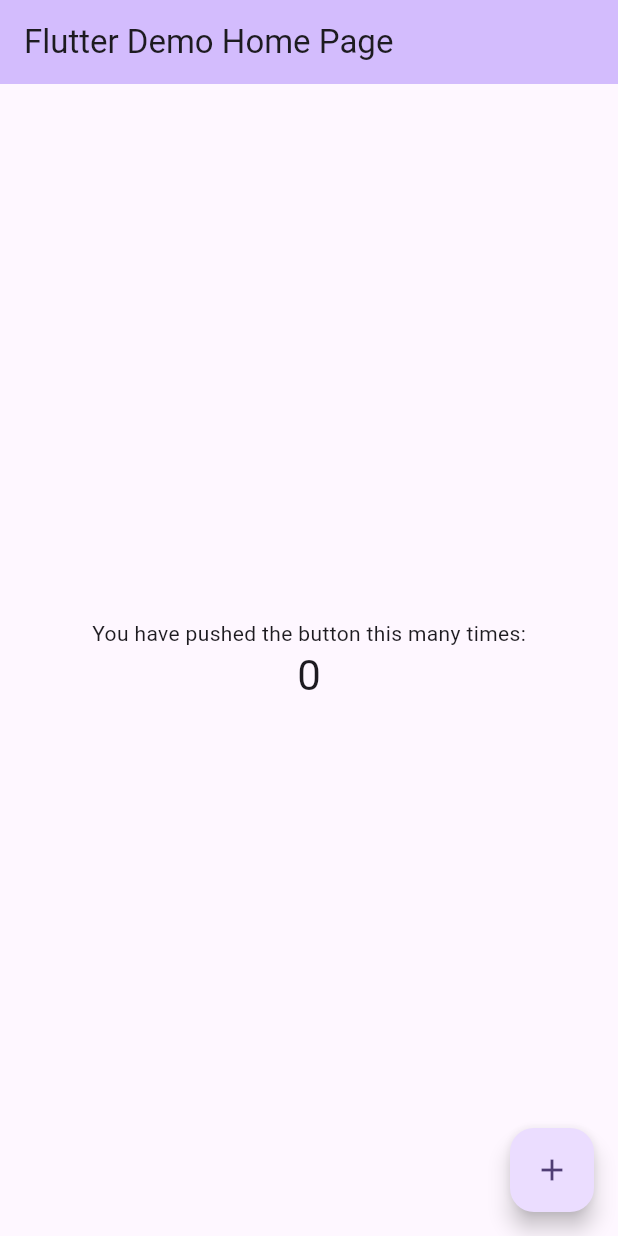
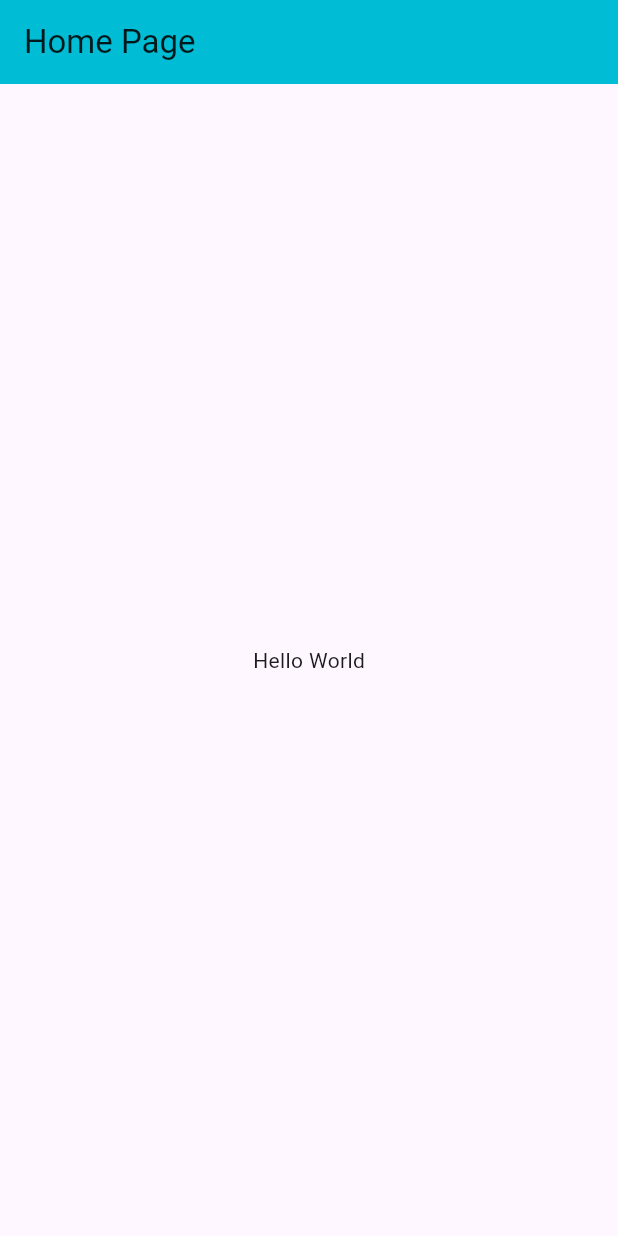
Before and after one commit to mlmoore2259/The_Long_Walk_App, a Flutter app: the screen it shows after launch, on a phone screen of 412 x 824 dp. Run offline on Flutter 3.47's test engine with Material 3 defaults, Android fonts, the phone set to English and light mode, and no system bars.

Commit message:
Removed original project file for new architecture

```diff
--- a/lib/main.dart
+++ b/lib/main.dart
@@ -1,4 +1,5 @@
 import 'package:flutter/material.dart';
+import 'package:flutter/services.dart';
 
 void main() {
   runApp(const MyApp());
@@ -7,116 +8,46 @@ void main() {
 class MyApp extends StatelessWidget {
   const MyApp({super.key});
 
-  // This widget is the root of your application.
   @override
   Widget build(BuildContext context) {
     return MaterialApp(
-      title: 'Flutter Demo',
+      title: "Hello World!",
       theme: ThemeData(
-        // This is the theme of your application.
-        //
-        // TRY THIS: Try running your application with "flutter run". You'll see
-        // the application has a purple toolbar. Then, without quitting the app,
-        // try changing the seedColor in the colorScheme below to Colors.green
-        // and then invoke "hot reload" (save your changes or press the "hot
-        // reload" button in a Flutter-supported IDE, or press "r" if you used
-        // the command line to start the app).
-        //
-        // Notice that the counter didn't reset back to zero; the application
-        // state is not lost during the reload. To reset the state, use hot
-        // restart instead.
-        //
-        // This works for code too, not just values: Most code changes can be
-        // tested with just a hot reload.
-        colorScheme: .fromSeed(seedColor: Colors.deepPurple),
+        primarySwatch: Colors.blueGrey,
       ),
-      home: const MyHomePage(title: 'Flutter Demo Home Page'),
+      home: const MyHomePage(title: "Home Page"),
     );
   }
 }
 
-class MyHomePage extends StatefulWidget {
-  const MyHomePage({super.key, required this.title});
-
-  // This widget is the home page of your application. It is stateful, meaning
-  // that it has a State object (defined below) that contains fields that affect
-  // how it looks.
-
-  // This class is the configuration for the state. It holds the values (in this
-  // case the title) provided by the parent (in this case the App widget) and
-  // used by the build method of the State. Fields in a Widget subclass are
-  // always marked "final".
-
+class MyHomePage extends StatelessWidget {
+  const MyHomePage({Key? key, required this.title}) : super(key: key);
   final String title;
 
   @override
-  State<MyHomePage> createState() => _MyHomePageState();
-}
-
-class _MyHomePageState extends State<MyHomePage> {
-  int _counter = 0;
-
-  void _incrementCounter() {
-    setState(() {
-      // This call to setState tells the Flutter framework that something has
-      // changed in this State, which causes it to rerun the build method below
-      // so that the display can reflect the updated values. If we changed
-      // _counter without calling setState(), then the build method would not be
-      // called again, and so nothing would appear to happen.
-      _counter++;
-    });
-  }
-
-  @override
   Widget build(BuildContext context) {
-    // This method is rerun every time setState is called, for instance as done
-    // by the _incrementCounter method above.
-    //
-    // The Flutter framework has been optimized to make rerunning build methods
-    // fast, so that you can just rebuild anything that needs updating rather
-    // than having to individually change instances of widgets.
+    // TODO: implement build
     return Scaffold(
       appBar: AppBar(
-        // TRY THIS: Try changing the color here to a specific color (to
-        // Colors.amber, perhaps?) and trigger a hot reload to see the AppBar
-        // change color while the other colors stay the same.
-        backgroundColor: Theme.of(context).colorScheme.inversePrimary,
-        // Here we take the value from the MyHomePage object that was created by
-        // the App.build method, and use it to set our appbar title.
-        title: Text(widget.title),
+        title: Text(title),
+        backgroundColor: Colors.cyan,
+        foregroundColor: Colors.black87,
       ),
-      body: Center(
-        // Center is a layout widget. It takes a single child and positions it
-        // in the middle of the parent.
-        child: Column(
-          // Column is also a layout widget. It takes a list of children and
-          // arranges them vertically. By default, it sizes itself to fit its
-          // children horizontally, and tries to be as tall as its parent.
-          //
-          // Column has various properties to control how it sizes itself and
-          // how it positions its children. Here we use mainAxisAlignment to
-          // center the children vertically; the main axis here is the vertical
-          // axis because Columns are vertical (the cross axis would be
-          // horizontal).
-          //
-          // TRY THIS: Invoke "debug painting" (choose the "Toggle Debug Paint"
-          // action in the IDE, or press "p" in the console), to see the
-          // wireframe for each widget.
-          mainAxisAlignment: .center,
-          children: [
-            const Text('You have pushed the button this many times:'),
-            Text(
-              '$_counter',
-              style: Theme.of(context).textTheme.headlineMedium,
-            ),
-          ],
-        ),
-      ),
-      floatingActionButton: FloatingActionButton(
-        onPressed: _incrementCounter,
-        tooltip: 'Increment',
-        child: const Icon(Icons.add),
+      body: const Center(
+        child: Text("Hello World"),
       ),
     );
   }
 }
+
+class GameInfo {
+  int? timeToEraseWarning = 60;
+  int? numWarningsAllowed = 3;
+  int? numWarnings = 0;
+  double? totalDist = 0;
+  int? numPlayers = 0;
+
+  String DisplayInfo() {
+    return 'Game Info\n1111111';
+  }
+}
```
